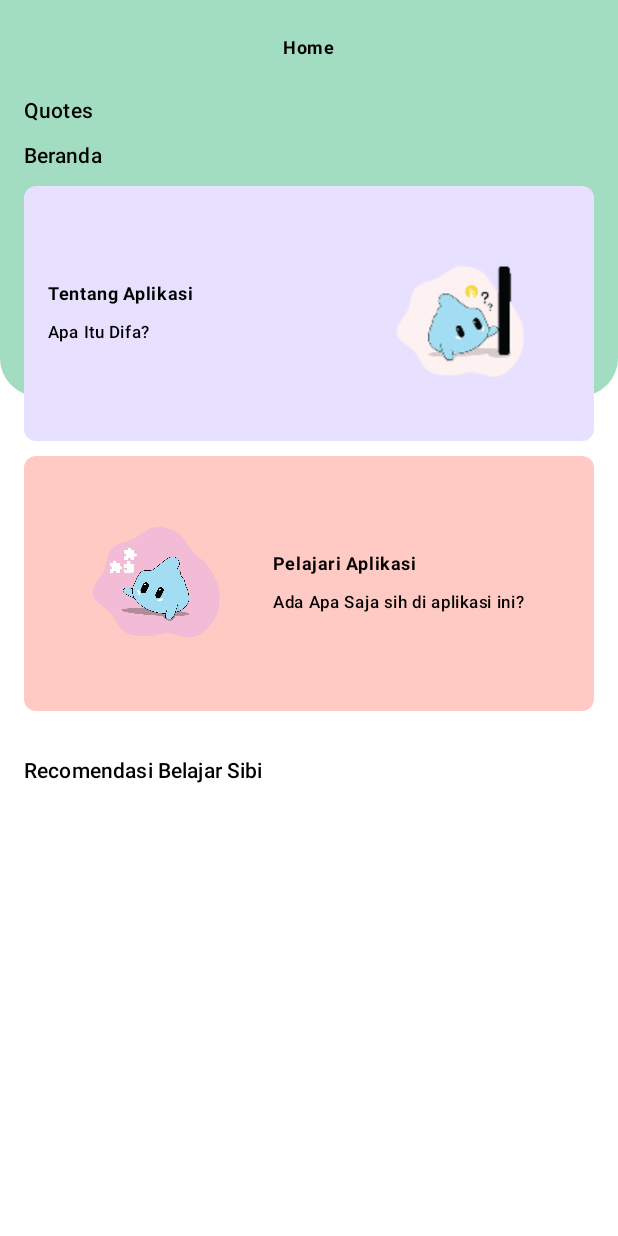
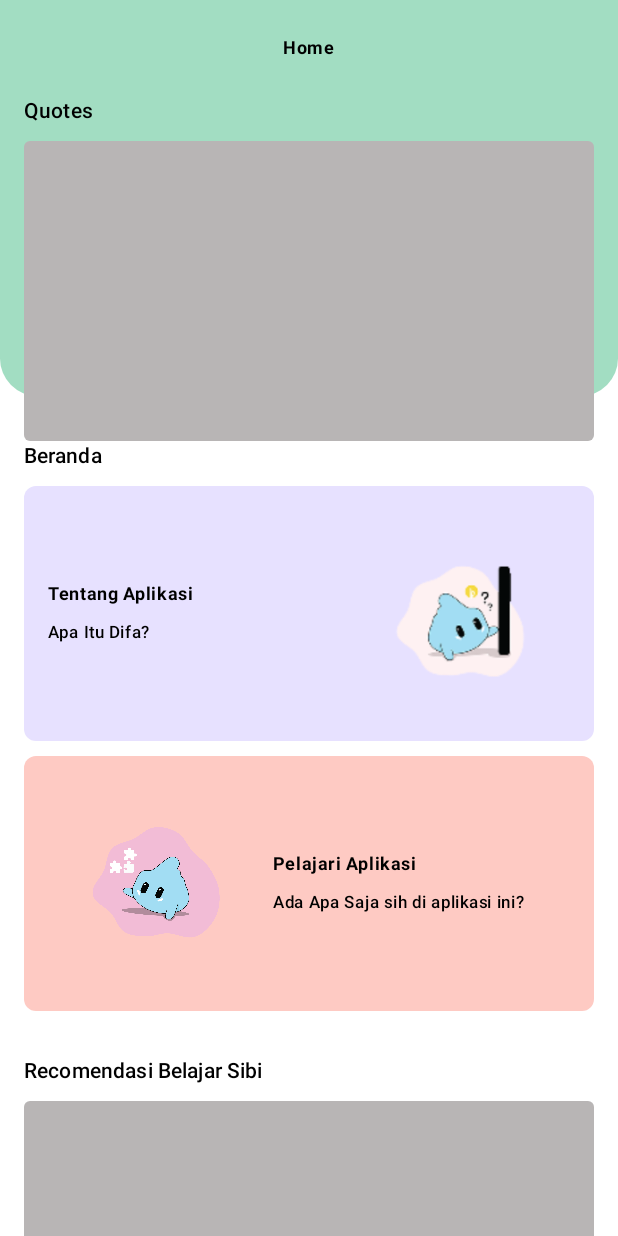
Before and after one commit to rakaagus/NewDifaApp, an Android app built with Jetpack Compose: the @Preview function HomeScreenPrev, on a phone screen of 412 x 824 dp. Run offline under Robolectric (Android 15) with nearby library versions, the phone set to English and light mode, and no system bars; our stand-ins replace Dagger/Hilt's generated code, Room's generated code, Shimmer, accompanist; 6 statements that could not run were skipped.

Commit message:
[Feature] add default component & add shimmerEffect

```diff
--- a/app/src/main/java/com/artforyou/difa/presentation/screen/home/HomeScreen.kt
+++ b/app/src/main/java/com/artforyou/difa/presentation/screen/home/HomeScreen.kt
@@ -36,10 +36,13 @@ import androidx.hilt.navigation.compose.hiltViewModel
 import com.artforyou.difa.R
 import com.artforyou.difa.SetStatusBarColor
 import com.artforyou.difa.data.Resource
+import com.artforyou.difa.presentation.screen.home.component.ArticleShimmer
 import com.artforyou.difa.presentation.screen.home.component.EmptyQuotesPager
 import com.artforyou.difa.presentation.screen.home.component.HomeAppbar
 import com.artforyou.difa.presentation.screen.home.component.LeftImageCard
+import com.artforyou.difa.presentation.screen.home.component.QuoteShimmer
 import com.artforyou.difa.presentation.screen.home.component.QuotesPager
+import com.artforyou.difa.presentation.screen.home.component.RecommendationShimmer
 import com.artforyou.difa.presentation.screen.home.component.RecommendationSibiCard
 import com.artforyou.difa.presentation.screen.home.component.RightImageCard
 import com.artforyou.difa.presentation.screen.home.component.VerticalArticleCard
@@ -105,7 +108,7 @@ fun HomeScreenContent(
                     EmptyQuotesPager()
                 }
                 is Resource.Loading -> {
-
+                    QuoteShimmer()
                 }
                 is Resource.Success -> {
                     QuotesPager(quotes = result.data ?: emptyList())
@@ -142,16 +145,14 @@ fun HomeScreenContent(
                     ) {
                         when(val result = recommendationState.value){
                             is Resource.Error -> {
-                                items(1) {
-                                    RecommendationSibiCard(
-                                        title = "Recomendation Sibi",
-                                        description = "Description Sibi",
-                                        image = R.drawable.ic_launcher_background
-                                    ){}
+                                items(3) {
+                                    RecommendationSibiCard()
                                 }
                             }
                             is Resource.Loading -> {
-
+                                items(3) {
+                                    RecommendationShimmer()
+                                }
                             }
                             is Resource.Success -> {
                                 result.data?.size?.let {
@@ -183,15 +184,13 @@ fun HomeScreenContent(
                         when(val result = articleState.value){
                             is Resource.Error -> {
                                 items(4) {
-                                    VerticalArticleCard(
-                                        title = "Article 1",
-                                        description = "Descripsi Article",
-                                        image = R.drawable.ic_launcher_background
-                                    ) { }
+                                    VerticalArticleCard()
                                 }
                             }
                             is Resource.Loading -> {
-
+                                items(4) {
+                                    ArticleShimmer()
+                                }
                             }
                             is Resource.Success -> {
                                 result.data?.size?.let {
--- /dev/null
+++ b/app/src/main/java/com/artforyou/difa/presentation/screen/home/component/ShimmerComponent.kt
@@ -0,0 +1,50 @@
+package com.artforyou.difa.presentation.screen.home.component
+
+import androidx.compose.foundation.layout.Box
+import androidx.compose.foundation.layout.fillMaxWidth
+import androidx.compose.foundation.layout.height
+import androidx.compose.material.MaterialTheme
+import androidx.compose.runtime.Composable
+import androidx.compose.ui.Modifier
+import androidx.compose.ui.draw.clip
+import androidx.compose.ui.unit.dp
+import com.artforyou.difa.utils.extension.shimmerEffect
+
+@Composable
+fun QuoteShimmer(
+    modifier: Modifier = Modifier,
+) {
+    Box(
+        modifier = modifier
+            .fillMaxWidth()
+            .height(200.dp)
+            .clip(MaterialTheme.shapes.small)
+            .shimmerEffect()
+    )
+}
+
+@Composable
+fun ArticleShimmer(
+    modifier: Modifier = Modifier,
+) {
+    Box(
+        modifier = modifier
+            .fillMaxWidth()
+            .height(150.dp)
+            .clip(MaterialTheme.shapes.small)
+            .shimmerEffect()
+    )
+}
+
+@Composable
+fun RecommendationShimmer(
+    modifier: Modifier = Modifier,
+) {
+    Box(
+        modifier = modifier
+            .fillMaxWidth()
+            .height(100.dp)
+            .clip(MaterialTheme.shapes.small)
+            .shimmerEffect()
+    )
+}
--- a/app/src/main/java/com/artforyou/difa/utils/extension/ModifierExtions.kt
+++ b/app/src/main/java/com/artforyou/difa/utils/extension/ModifierExtions.kt
@@ -1,7 +1,22 @@
 package com.artforyou.difa.utils.extension
 
+import androidx.compose.animation.core.animateFloat
+import androidx.compose.animation.core.infiniteRepeatable
+import androidx.compose.animation.core.rememberInfiniteTransition
+import androidx.compose.animation.core.tween
+import androidx.compose.foundation.background
+import androidx.compose.runtime.getValue
+import androidx.compose.runtime.mutableStateOf
+import androidx.compose.runtime.remember
+import androidx.compose.runtime.setValue
 import androidx.compose.ui.Modifier
+import androidx.compose.ui.composed
+import androidx.compose.ui.geometry.Offset
+import androidx.compose.ui.graphics.Brush
+import androidx.compose.ui.graphics.Color
 import androidx.compose.ui.graphics.graphicsLayer
+import androidx.compose.ui.layout.onGloballyPositioned
+import androidx.compose.ui.unit.IntSize
 import androidx.compose.ui.util.lerp
 import com.google.accompanist.pager.ExperimentalPagerApi
 import com.google.accompanist.pager.PagerState
@@ -22,3 +37,32 @@ fun Modifier.carouselTransition(page: Int, pagerState: PagerState) =
         alpha = transformation
         scaleY = transformation
     }
+
+fun Modifier.shimmerEffect(): Modifier = composed {
+    var size by remember {
+        mutableStateOf(IntSize.Zero)
+    }
+    val transition = rememberInfiniteTransition()
+    val startOffsetX by transition.animateFloat(
+        initialValue = -2 * size.width.toFloat(),
+        targetValue = 2 * size.width.toFloat(),
+        animationSpec = infiniteRepeatable(
+            animation = tween(1000)
+        )
+    )
+
+    background(
+        brush = Brush.linearGradient(
+            colors = listOf(
+                Color(0xFFB8B5B5),
+                Color(0xFF8F8B8B),
+                Color(0xFFB8B5B5),
+            ),
+            start = Offset(startOffsetX, 0f),
+            end = Offset(startOffsetX + size.width.toFloat(), size.height.toFloat())
+        )
+    )
+        .onGloballyPositioned {
+            size = it.size
+        }
+}
```
Also changed, not shown: app/src/main/java/com/artforyou/difa/presentation/screen/home/component/HomeCard.kt (+93 -0 lines).
